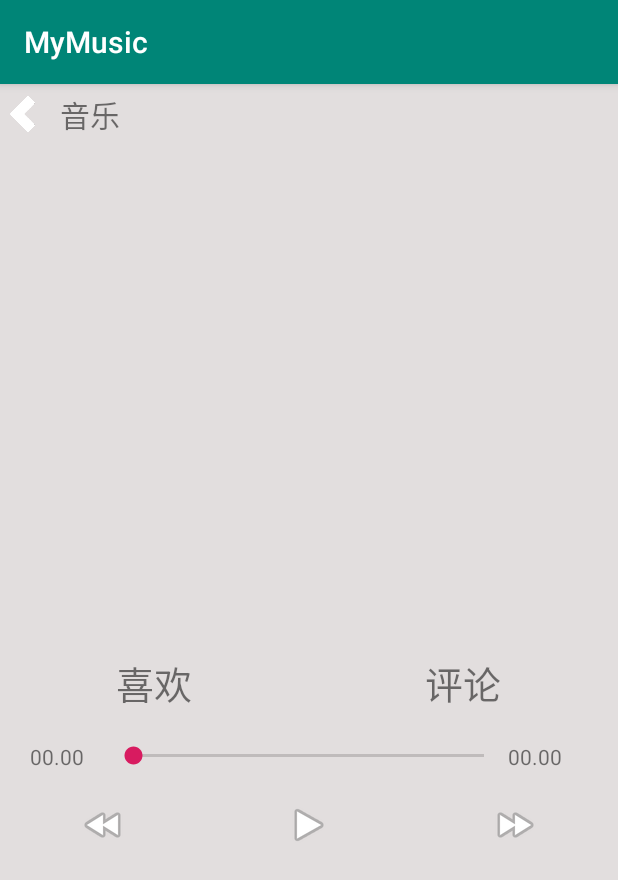
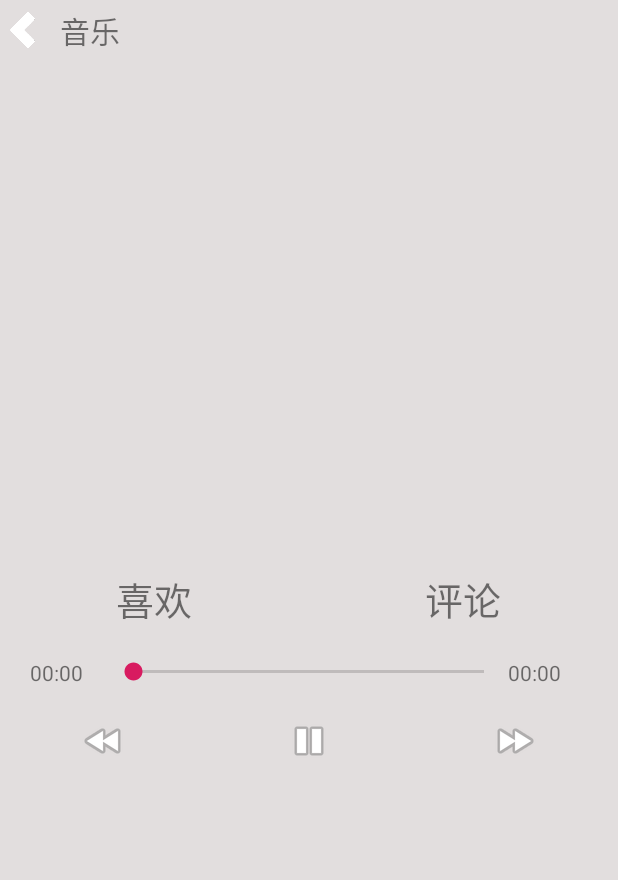
Before and after one commit to lzxdex/Music, an Android app: the screen it shows after launch (MainActivity), after a tap on an icon or button, on a phone screen of 412 x 824 dp. Shown: the top 880 px of the screen. Run offline under Robolectric (Android 15) with nearby library versions, the light colour scheme and no system bars; pictures from the network do not load; 2 statements that could not run were skipped.

Commit message:
第二次提交

```diff
--- a/app/src/main/java/com/example/administrator/mymusic/MainActivity.java
+++ b/app/src/main/java/com/example/administrator/mymusic/MainActivity.java
@@ -1,23 +1,29 @@
 package com.example.administrator.mymusic;
 
 import android.Manifest;
+import android.content.ComponentName;
+import android.content.ServiceConnection;
 import android.content.SharedPreferences;
 import android.content.pm.PackageManager;
 import android.content.res.AssetFileDescriptor;
 import android.content.res.AssetManager;
 import android.media.MediaPlayer;
-import android.os.Environment;
+import android.os.Handler;
+import android.os.IBinder;
+import android.os.Message;
 import android.preference.PreferenceManager;
 import android.support.v4.app.ActivityCompat;
 import android.support.v4.content.ContextCompat;
 import android.support.v7.app.AppCompatActivity;
 import android.os.Bundle;
+import android.util.Log;
 import android.view.View;
 import android.widget.ImageView;
+import android.widget.SeekBar;
+import android.widget.TextView;
 
 import com.bumptech.glide.Glide;
 
-import java.io.File;
 import java.io.IOException;
 
 import okhttp3.Call;
@@ -27,44 +33,171 @@ import okhttp3.Response;
 public class MainActivity extends AppCompatActivity {
     private ImageView imageView,play;
     private MediaPlayer mediaPlayer;
+    private SeekBar seekBar;
+    private int minutes,seconds;
+    private TextView tv_max,tv_min;
+    private String time = "";
+    private Message msg;
+    private MyServiceMusic.MyBinder musicControl;
     @Override
     protected void onCreate(Bundle savedInstanceState) {
         super.onCreate(savedInstanceState);
         setContentView(R.layout.activity_main);
-        imageView = findViewById(R.id.image);
-        play = findViewById(R.id.play);
+        init();
         getPermission();
         loadBingPic();
         initMediaPlayer();
         play.setOnClickListener(new View.OnClickListener() {
             @Override
             public void onClick(View v) {
+                seekBar.setMax(getMusicLength());
+                getMax();
                 if (!mediaPlayer.isPlaying()){
                     mediaPlayer.start();
+                    play.setImageResource(android.R.drawable.ic_media_pause);
                 }else {
                     mediaPlayer.pause();
+                    play.setImageResource(android.R.drawable.ic_media_play);
+                }
+            }
+        });
+        seekBar.setOnSeekBarChangeListener(new SeekBar.OnSeekBarChangeListener() {
+            @Override
+            public void onProgressChanged(SeekBar seekBar, int progress, boolean fromUser) {
+                if (fromUser == true){
+                    mediaPlayer.seekTo(progress);
+                    msg = new Message();
+                    msg.obj = time;
+                    msg.what = 0;
+                    handler.sendMessage(msg);
+                }
+            }
+
+            @Override
+            public void onStartTrackingTouch(SeekBar seekBar) {
+
+            }
+
+            @Override
+            public void onStopTrackingTouch(SeekBar seekBar) {
+
+            }
+        });
+        new Thread(new Runnable() {
+            @Override
+            public void run() {
+                while (true){
+                    seekBar.setProgress(getCurrentProgress());
+                    setMin();
+                    try {
+                        Thread.sleep(1000);
+                    } catch (InterruptedException e) {
+                        e.printStackTrace();
+                    }
                 }
 
             }
-        });
+        }).start();
+    }
+    class MyConn implements ServiceConnection{
+
+        @Override
+        public void onServiceConnected(ComponentName name, IBinder service) {
+            musicControl = (MyServiceMusic.MyBinder) service;
+            seekBar.setMax(musicControl.getDuration());
+            seekBar.setProgress(musicControl.getCurrenPostion());
+        }
+
+        @Override
+        public void onServiceDisconnected(ComponentName name) {
+
+        }
+    }
+    private Handler handler = new Handler(){
+        @Override
+        public void handleMessage(Message msg) {
+            switch (msg.what){
+                case  0:
+                    tv_min.setText((String) msg.obj);
+                    break;
+            }
+        }
+    };
+    /**
+     * 获取文件的时间长度  分钟：秒
+     */
+    public void getMax(){
+        minutes = (int) (getMusicLength() % (1000 * 60 * 60)) / (1000 * 60);
+        seconds = (int) ((getMusicLength() % (1000 * 60 * 60)) % (1000 * 60) / 1000);
+        String start = "";
+        if (minutes<10){
+            start = "0"+minutes;
+        }else {
+            start = minutes+"";
+        }
+        String end = "";
+        if (seconds<10){
+            end = "0"+seconds;
+        }else {
+            end = seconds+"";
+        }
+        tv_max.setText(start+":"+end);
     }
 
+    public void setMin(){
+        minutes = (int) (getCurrentProgress() % (1000 * 60 * 60)) / (1000 * 60);
+        seconds = (int) ((getCurrentProgress() % (1000 * 60 * 60)) % (1000 * 60) / 1000);
+        String start = "";
+        if (minutes<10){
+            start = "0"+minutes;
+        }else {
+            start = minutes+"";
+        }
+        String end = "";
+        if (seconds<10){
+            end = "0"+seconds;
+        }else {
+            end = seconds+"";
+        }
+        time = start+":"+end;
+        msg = new Message();
+        msg.obj = time;
+        msg.what = 0;
+        handler.sendMessage(msg);
+    }
+
+    /**
+     * 初始化控件
+     */
+    private void init() {
+        imageView = findViewById(R.id.image);
+        play = findViewById(R.id.play);
+        seekBar = findViewById(R.id.seekBar);
+        tv_max = findViewById(R.id.max);
+        tv_min = findViewById(R.id.min);
+    }
+
+    /**
+     * 初始化音乐播放器
+     */
     private void initMediaPlayer() {
         mediaPlayer = new MediaPlayer();
-//        AssetManager assetManager = MainActivity.this.getAssets();
-//        AssetFileDescriptor fileDesc;
-        File file = new File(Environment.getExternalStorageDirectory(),"aa.mp3");
+        AssetManager assetManager = MainActivity.this.getAssets();
+        AssetFileDescriptor fileDesc;
+        //File file = new File(Environment.getExternalStorageDirectory(),"aa.mp3");
         try {
-//            fileDesc = assetManager.openFd("aa.mp3");
-//            mediaPlayer.setDataSource(fileDesc.getFileDescriptor(),fileDesc.getStartOffset(),
-//                    fileDesc.getLength());
-
+            fileDesc = assetManager.openFd("aa.mp3");
+            mediaPlayer.setDataSource(fileDesc.getFileDescriptor(),fileDesc.getStartOffset(),
+                    fileDesc.getLength());
             mediaPlayer.prepare();
         } catch (IOException e) {
             e.printStackTrace();
         }
     }
 
+    /**
+     * 获取权限
+     */
     public void getPermission(){
         if(ContextCompat.checkSelfPermission(MainActivity.this,
                 Manifest.permission.INTERNET) != PackageManager.PERMISSION_GRANTED){
@@ -72,6 +205,10 @@ public class MainActivity extends AppCompatActivity {
                     new String[]{Manifest.permission.INTERNET},1);
         }
     }
+
+    /**
+     * 获取必应每日一图
+     */
     private void loadBingPic(){
         String requsetBingPic = "http://guolin.tech/api/bing_pic";
         HttpUtil.sendOkHttpRequest(requsetBingPic, new Callback() {
@@ -96,4 +233,43 @@ public class MainActivity extends AppCompatActivity {
             }
         });
     }
+
+    /**
+     * 返回音乐总长度
+     * @return -1 系统错误
+     */
+    public int getMusicLength(){
+        if (mediaPlayer != null){
+            return mediaPlayer.getDuration();
+        }
+        return -1;
+    }
+
+    /**
+     * 获取当前进度
+     * @return -1 系统错误
+     */
+    public int getCurrentProgress(){
+        if (mediaPlayer != null){
+            return mediaPlayer.getCurrentPosition();
+        }
+        return -1;
+    }
+
+    @Override
+    protected void onResume() {
+        super.onResume();
+//        if (musicControl != null){
+//            //handler.sendEmptyMessage(musicControl.getCurrenPostion());
+//        }
+    }
+
+    @Override
+    protected void onDestroy() {
+        super.onDestroy();
+        if (mediaPlayer != null){
+            mediaPlayer.stop();
+            mediaPlayer.release();
+        }
+    }
 }
--- a/app/src/main/res/layout/activity_main.xml
+++ b/app/src/main/res/layout/activity_main.xml
@@ -67,10 +67,11 @@
         android:padding="20dp"
         >
         <TextView
+            android:id="@+id/min"
             android:layout_width="0.0dp"
             android:layout_weight="1"
             android:layout_height="wrap_content"
-            android:text="00.00"
+            android:text="00:00"
             />
         <SeekBar
             android:id="@+id/seekBar"
@@ -78,10 +79,11 @@
             android:layout_weight="5"
             android:layout_height="wrap_content"/>
         <TextView
+            android:id="@+id/max"
             android:layout_width="0.0dp"
             android:layout_weight="1"
             android:layout_height="wrap_content"
-            android:text="00.00"
+            android:text="00:00"
             />
     </LinearLayout>
     <LinearLayout
@@ -101,7 +103,7 @@
             android:layout_weight="1"
             android:layout_height="wrap_content"
             android:gravity="center"
-            android:src="@drawable/play_selector"
+            android:src="@android:drawable/ic_media_play"
             />
         <ImageView
             android:layout_width="0.0dp"
--- a/app/src/main/res/values/styles.xml
+++ b/app/src/main/res/values/styles.xml
@@ -1,7 +1,7 @@
 <resources>
 
     <!-- Base application theme. -->
-    <style name="AppTheme" parent="Theme.AppCompat.Light.DarkActionBar">
+    <style name="AppTheme" parent="Theme.AppCompat.DayNight.NoActionBar">
         <!-- Customize your theme here. -->
         <item name="colorPrimary">@color/colorPrimary</item>
         <item name="colorPrimaryDark">@color/colorPrimaryDark</item>
```
